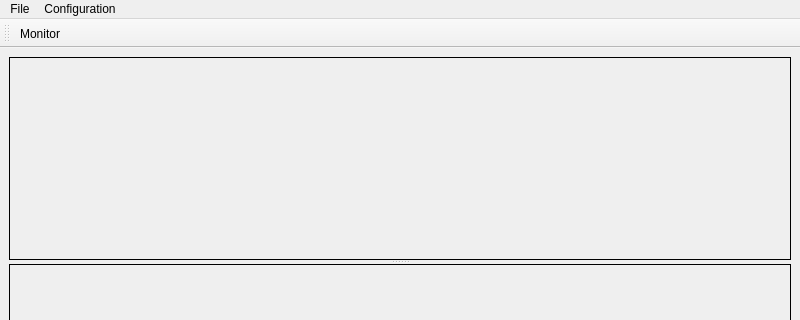
Qt form src/mainwindow.ui (cosmonaut/MCPDAQ) before a commit; both pictures show x 0 to 800 and y 0 to 320 of the 800 by 600 pixel window.
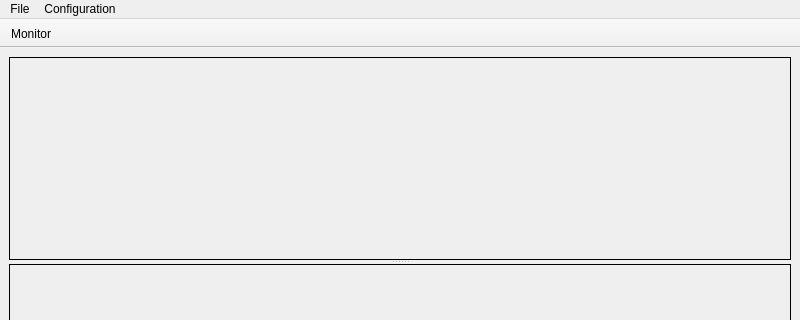
The same form after that commit. Custom widgets are drawn as their Qt base class.

Patch:
```diff
--- a/src/mainwindow.ui
+++ b/src/mainwindow.ui
@@ -85,6 +85,12 @@
    <property name="windowTitle">
     <string>toolBar</string>
    </property>
+   <property name="movable">
+    <bool>false</bool>
+   </property>
+   <property name="floatable">
+    <bool>false</bool>
+   </property>
    <attribute name="toolBarArea">
     <enum>TopToolBarArea</enum>
    </attribute>
```
Left out of the diff: 5 changed lines with no effect on the pictures.
